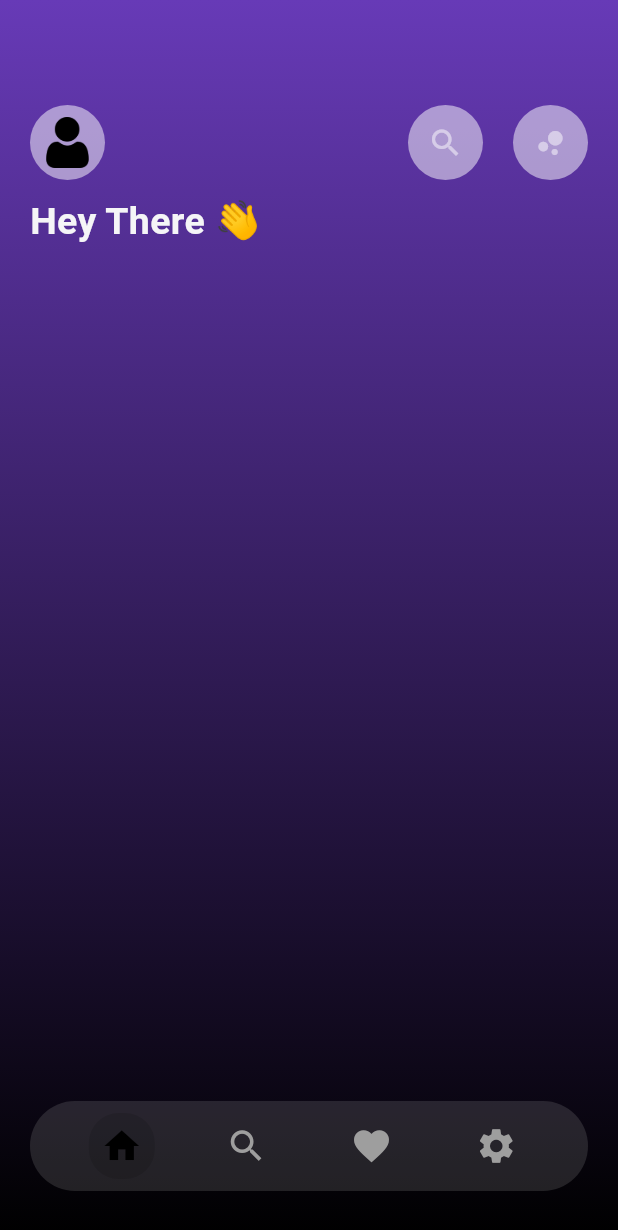
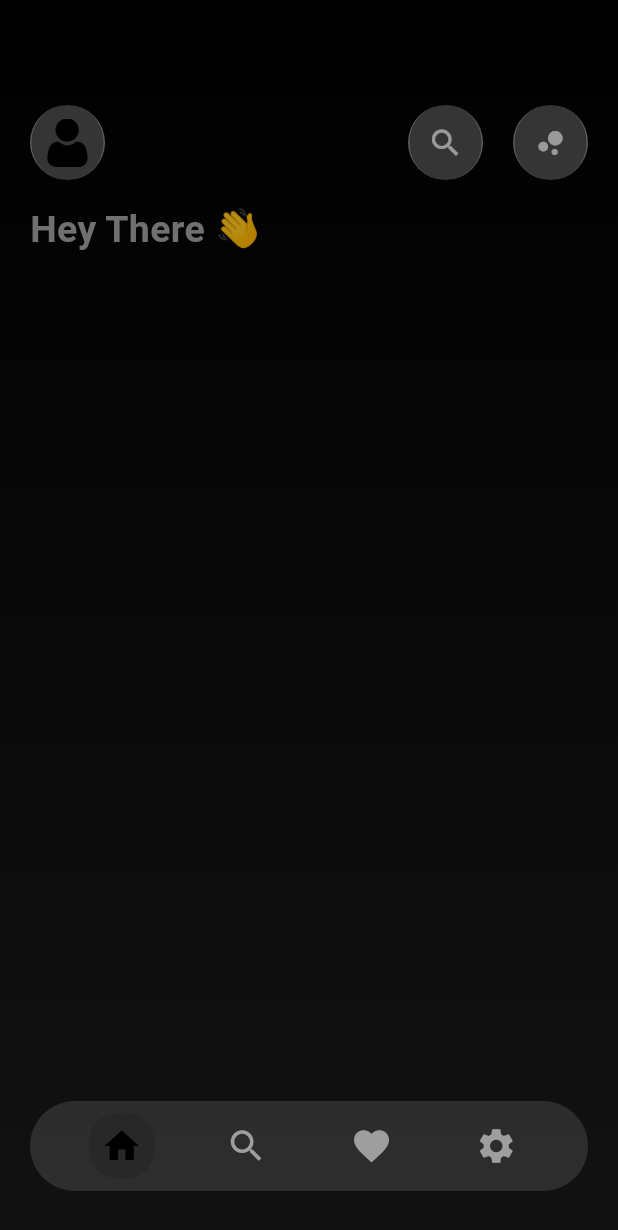
Before and after one commit to MridulSharma2552007/Bit_M, a Flutter app: the screen it shows after launch, on a phone screen of 412 x 824 dp. Shown: the top 1230 px of the screen. Run offline on Flutter 3.47's test engine with Material 3 defaults, Android fonts, the phone set to English and light mode, and no system bars; our stand-ins replace just_audio, typewritertext, video_player.

Commit message:
Update Home screen layout and styling; adjust gradient colors and text opacity

```diff
--- a/lib/roots/home.dart
+++ b/lib/roots/home.dart
@@ -15,9 +15,10 @@ class Home extends StatelessWidget {
           gradient: const LinearGradient(
             begin: Alignment.topCenter,
             end: Alignment.bottomCenter,
-            colors: [Colors.deepPurple, Color(0xFF000000)],
+            colors: [Colors.black, Color.fromARGB(255, 18, 18, 18)],
           ),
         ),
+        child: SingleChildScrollView(
           child: Column(
             crossAxisAlignment: CrossAxisAlignment.start,
 
@@ -27,19 +28,20 @@ class Home extends StatelessWidget {
                 padding: const EdgeInsets.symmetric(horizontal: 20),
                 child: TopFullTray(),
               ),
-            SizedBox(height: 10),
+              SizedBox(height: 15),
               Padding(
                 padding: const EdgeInsets.symmetric(horizontal: 20),
                 child: Text(
                   'Hey There 👋',
                   style: TextStyle(
                     fontWeight: FontWeight.bold,
-                  color: AppColors.secondaryBgColor,
+                    color: Colors.grey.withValues(alpha: 0.7),
                     fontSize: 25,
                   ),
                 ),
               ),
             ],
+          ),
         ),
       ),
     );
@@ -94,8 +96,12 @@ class _UpperTrayState extends State<UpperTray> {
         height: 50,
         width: 50,
         decoration: BoxDecoration(
+          border: Border(
+            left: BorderSide(color: Colors.white.withValues(alpha: 0.2)),
+            right: BorderSide(color: Colors.white.withValues(alpha: 0.2)),
+          ),
           borderRadius: BorderRadius.circular(100),
-          color: Colors.white.withValues(alpha: 0.5),
+          color: Colors.white.withValues(alpha: 0.2),
         ),
         child: Padding(
           padding: const EdgeInsets.all(8.0),
```
Lines whose indentation alone changed are shown as unchanged.
